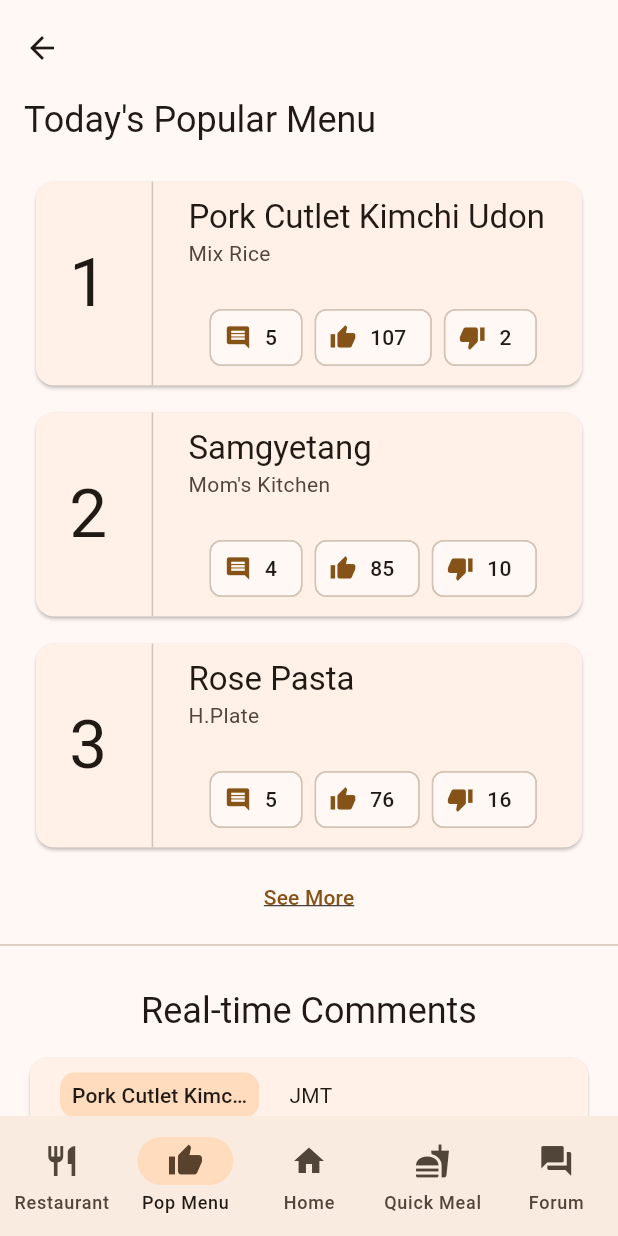
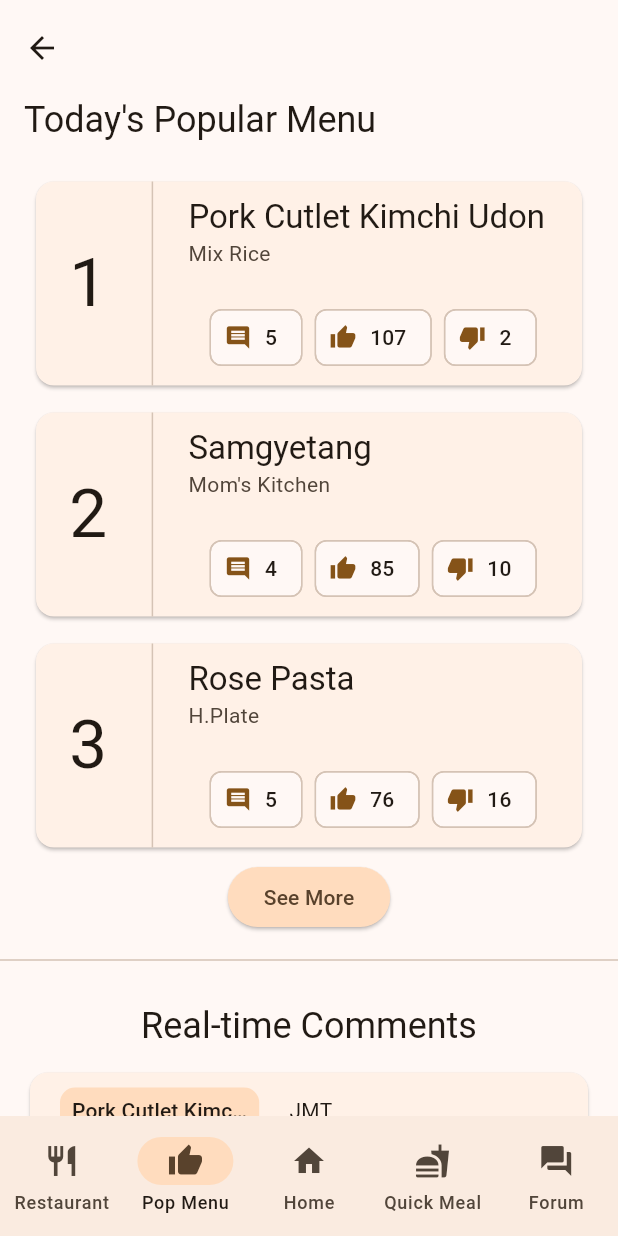
Before and after one commit to yangsijun/2022-2-IED-Mealis, a Flutter app: the screen it shows after launch, item 2 of the bottom bar chosen, on a phone screen of 412 x 824 dp. Run offline on Flutter 3.47's test engine with Material 2 defaults, Android fonts, the phone set to English and light mode, and no system bars; our stand-ins replace reorderable_grid_view.

Commit message:
Edit See more button

```diff
--- a/lib/popular_menu_page.dart
+++ b/lib/popular_menu_page.dart
@@ -210,7 +210,13 @@ class _PopularMenuPageState extends State<PopularMenuPage> {
                   children: [
                     for (int i = 0; i < showPopularMenuNum; i++)
                       _buildPopularMenuCard(menuRankingList[i].key, i + 1),
-                    TextButton(
+                    Container(
+                      margin: const EdgeInsets.only(bottom: 10),
+                      child: ElevatedButton(
+                        style: ElevatedButton.styleFrom(
+                          backgroundColor: Theme.of(context).colorScheme.secondaryContainer,
+                          foregroundColor: Theme.of(context).colorScheme.onSecondaryContainer,
+                        ),
                         onPressed: () {
                           if (showPopularMenuNum < menuRankingList.length) {
                             setState(() {
@@ -225,7 +231,8 @@ class _PopularMenuPageState extends State<PopularMenuPage> {
                             });
                           }
                         },
-                      child: Text((showPopularMenuNum < menuRankingList.length) ? 'See More' : 'Show less', style: TextStyle(color: Theme.of(context).colorScheme.primary, decoration: TextDecoration.underline)),
+                        child: Text((showPopularMenuNum < menuRankingList.length) ? 'See More' : 'Show less'),
+                      ),
                     ),
                     const Divider(),
                     Container(
```
Also changed, not shown: lib/quick_meal_page.dart (+9 -2 lines). Lines whose indentation alone changed are shown as unchanged.
